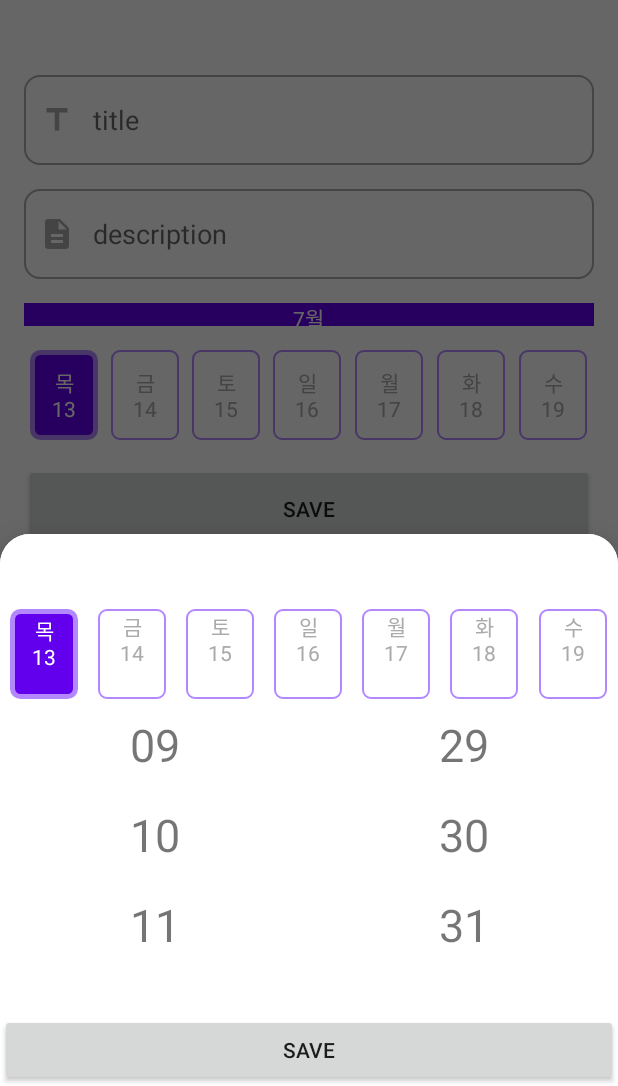
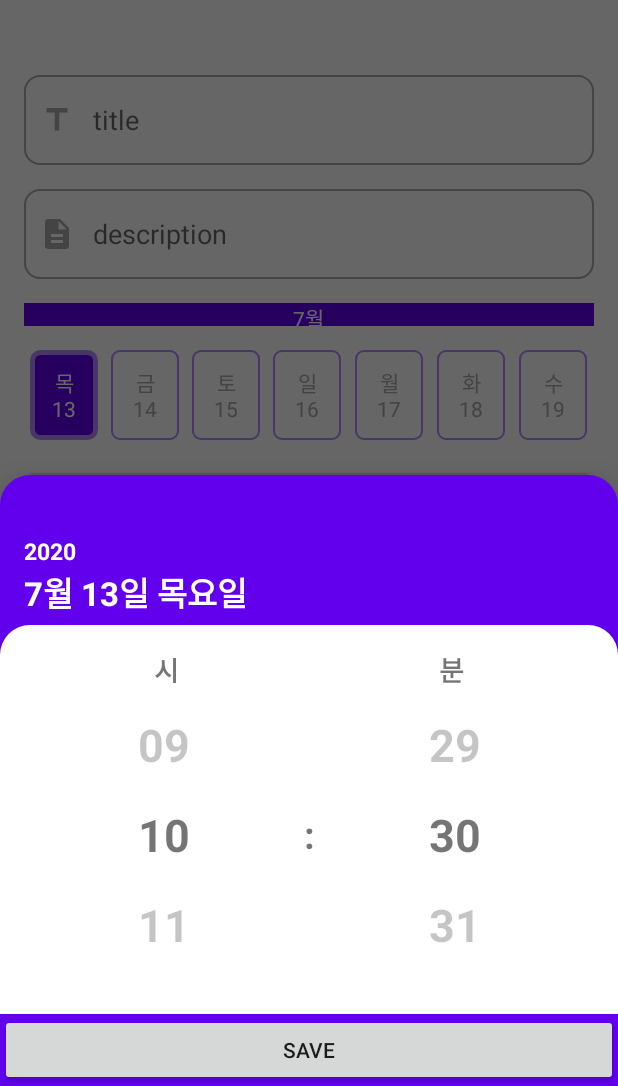
Before and after one commit to cacao1562/SimpleToDo, an Android app: the TodoDetailFragment screen opened through its navigation route, after a tap on "DATE PICKER", on a phone screen of 412 x 824 dp, the part 150-1236 px from its top. Run offline under Robolectric (Android 15) with nearby library versions, the phone set to English and light mode, and no system bars; our stand-ins replace Room's generated code, data binding.

Commit message:
Fix DatePickerDialog

```diff
--- a/app/src/main/java/com/acacia/simpletodo/todo/datedialog/DatePickerDialog.kt
+++ b/app/src/main/java/com/acacia/simpletodo/todo/datedialog/DatePickerDialog.kt
@@ -1,11 +1,15 @@
 package com.acacia.simpletodo.todo.datedialog
 
+import android.content.res.ColorStateList
+import android.graphics.Color
 import android.os.Bundle
 import android.util.Log
 import android.view.LayoutInflater
 import android.view.View
 import android.view.View.OnTouchListener
 import android.view.ViewGroup
+import androidx.appcompat.content.res.AppCompatResources
+import androidx.appcompat.widget.AppCompatTextView
 import androidx.fragment.app.viewModels
 import androidx.lifecycle.Observer
 import androidx.recyclerview.widget.LinearLayoutManager
@@ -19,19 +23,13 @@ import com.google.android.material.bottomsheet.BottomSheetDialogFragment
 import java.util.*
 
 
-class DatePickerDialog(private val cal: Calendar?,
+class DatePickerDialog(private val cal: Calendar,
                        private val callback: OnDateSelectedListener
 ) : BottomSheetDialogFragment() {
 
     interface OnDateSelectedListener {
-        fun onResult(date: DateSelected)
+        fun onResult(cal: Calendar)
     }
-
-    data class DateSelected(
-        val day: String,
-        val hour: String,
-        val min: String
-    )
 
     private val viewModel by viewModels<TodoDateViewModel>()
 
@@ -50,6 +48,9 @@ class DatePickerDialog(private val cal: Calendar?,
                     binding.datePickerRvHour.id -> {
                         Log.d("vvv", "rv hour  = ${lm.findFirstVisibleItemPosition()} ")
                         viewModel.setSelectedHour(lm.findFirstVisibleItemPosition())
+//                        val child = lm.getChildAt(lm.findFirstVisibleItemPosition())
+//                        child?.findViewById<AppCompatTextView>(R.id.dateItem_tv_date)?.setTextColor(
+//                            Color.GREEN)
                     }
                     binding.datePickerRvMin.id -> {
                         Log.d("vvv", "rv min   = ${lm.findFirstVisibleItemPosition()} ")
@@ -105,26 +106,9 @@ class DatePickerDialog(private val cal: Calendar?,
 
         binding.datePickerBtnSave.setOnClickListener {
             dismiss()
-            callback.onResult(
-                DateSelected(
-                    "11",
-                    "13",
-                    "17"
-                )
-            )
+            callback.onResult(viewModel.saveTime())
         }
 
-        binding.datePickerRadioGroup.setOnCheckedChangeListener { group, checkedId ->
-            when(checkedId) {
-                R.id.datePicker_radio_01 -> { viewModel.setSelectedDay(0) }
-                R.id.datePicker_radio_02 -> { viewModel.setSelectedDay(1) }
-                R.id.datePicker_radio_03 -> { viewModel.setSelectedDay(2) }
-                R.id.datePicker_radio_04 -> { viewModel.setSelectedDay(3) }
-                R.id.datePicker_radio_05 -> { viewModel.setSelectedDay(4) }
-                R.id.datePicker_radio_06 -> { viewModel.setSelectedDay(5) }
-                R.id.datePicker_radio_07 -> { viewModel.setSelectedDay(6) }
-            }
-        }
 
         viewModel.selectedHour.observe(viewLifecycleOwner, Observer {
             val pos = viewModel.getHour()
--- a/app/src/main/java/com/acacia/simpletodo/todo/detail/TodoDetailFragment.kt
+++ b/app/src/main/java/com/acacia/simpletodo/todo/detail/TodoDetailFragment.kt
@@ -1,5 +1,6 @@
 package com.acacia.simpletodo.todo.detail
 
+import android.icu.util.Calendar
 import android.os.Bundle
 import android.util.Log
 import android.view.LayoutInflater
@@ -15,6 +16,7 @@ import com.acacia.simpletodo.R
 import com.acacia.simpletodo.TodoApplication
 import com.acacia.simpletodo.databinding.FragmentTodoDetailBinding
 import com.acacia.simpletodo.di.TodoComponent
+import com.acacia.simpletodo.utils.getCalendarList
 import com.acacia.simpletodo.viewmodel.TodoDetailViewModel
 import javax.inject.Inject
 
@@ -57,7 +59,7 @@ class TodoDetailFragment : Fragment(),
 
         binding.todoDetailBtnDatePicker.setOnClickListener {
             val dialog = DatePickerDialog(
-                null,
+                getCalendarList()[viewModel.selectedDay.value!!],
                 this
             )
             dialog.show(activity?.supportFragmentManager!!, dialog.tag)
@@ -77,7 +79,7 @@ class TodoDetailFragment : Fragment(),
 
     }
 
-    override fun onResult(date: DatePickerDialog.DateSelected) {
-        Log.d("ung", date.toString())
+    override fun onResult(cal: java.util.Calendar) {
+        Log.d("ddd", "onResult = $cal")
     }
 }
--- a/app/src/main/java/com/acacia/simpletodo/viewmodel/TodoDateViewModel.kt
+++ b/app/src/main/java/com/acacia/simpletodo/viewmodel/TodoDateViewModel.kt
@@ -6,19 +6,19 @@ import androidx.lifecycle.ViewModel
 import com.acacia.simpletodo.utils.getCalendarList
 import com.acacia.simpletodo.utils.getTimeList
 import com.acacia.simpletodo.utils.getDisplayDate
+import com.acacia.simpletodo.utils.getWeek
 import java.util.*
 import kotlin.collections.ArrayList
 
 class TodoDateViewModel : ViewModel() {
 
+    // Hour RecyclerView adapter items
     private val _hourList = MutableLiveData<ArrayList<String>>()
     val hourList: LiveData<ArrayList<String>> = _hourList
 
+    // Minute RecyclerView adapter items
     private val _minList = MutableLiveData<ArrayList<String>>()
     val minList: LiveData<ArrayList<String>> = _minList
-
-    private val _selectedDay = MutableLiveData<Int>(0)
-    val selectedDay: LiveData<Int> = _selectedDay
 
     private val _selectedHour = MutableLiveData<Int>(0)
     val selectedHour: LiveData<Int> = _selectedHour
@@ -26,57 +26,44 @@ class TodoDateViewModel : ViewModel() {
     private val _selectedMin = MutableLiveData<Int>(0)
     val selectedMin: LiveData<Int> = _selectedMin
 
-    /**
-     * 라디오 버튼 체크
-     */
-    val date01 = MutableLiveData<String>()
-    val date02 = MutableLiveData<String>()
-    val date03 = MutableLiveData<String>()
-    val date04 = MutableLiveData<String>()
-    val date05 = MutableLiveData<String>()
-    val date06 = MutableLiveData<String>()
-    val date07 = MutableLiveData<String>()
+    // Date textView
+    val yearText = MutableLiveData<String>()
+    val dateText = MutableLiveData<String>()
 
 
-    fun init(cal: Calendar?) {
+    private var selectedDayIndex = 0
 
-        val list = getCalendarList()
+    lateinit var selectedCal: Calendar
 
-        date01.value = getDisplayDate(list[0])
-        date02.value = getDisplayDate(list[1])
-        date03.value = getDisplayDate(list[2])
-        date04.value = getDisplayDate(list[3])
-        date05.value = getDisplayDate(list[4])
-        date06.value = getDisplayDate(list[5])
-        date07.value = getDisplayDate(list[6])
+    fun saveTime(): Calendar {
+
+        selectedCal.set(Calendar.HOUR_OF_DAY, selectedHour.value!!)
+        selectedCal.set(Calendar.MINUTE, selectedMin.value!!)
+        return selectedCal
+    }
+
+    fun init(cal: Calendar) {
+
+        selectedCal = cal
 
         _hourList.value = getTimeList(24)
         _minList.value = getTimeList(60)
 
-        cal?.let {
-            for ((index, date) in list.withIndex()) {
-                if (date.get(Calendar.DATE) == cal.get(Calendar.DATE)) {
-                    _selectedDay.value = index
-                }
+        val year = cal.get(Calendar.YEAR)
+        val month = cal.get(Calendar.MONTH)
+        val day = cal.get(Calendar.DATE)
+        val week = cal.get(Calendar.DAY_OF_WEEK)
+
+        yearText.value = "${year}"
+        dateText.value = "${month}월 ${day}일 ${getWeek(week)}요일"
+
+        val list = getCalendarList()
+        for ((index, date) in list.withIndex()) {
+            if (date.get(Calendar.DATE) == cal.get(Calendar.DATE)) {
+                selectedDayIndex = index
             }
-
         }
 
-    }
-
-    fun setSelectedDay(index: Int) {
-        /**
-         * 오늘이 아닌 다른 날짜에서 현재 시간보다 낮게 설정하고 오늘 날짜 탭 했을때
-         * 지금 시간으로 스크롤되게 설정
-         */
-        if (index == 0) {
-            val now = Calendar.getInstance()
-            val hour = now.get(Calendar.HOUR_OF_DAY)
-            val min = now.get(Calendar.MINUTE)
-            _selectedHour.value = hour
-            _selectedMin.value = min
-        }
-        _selectedDay.value = index
     }
 
     /**
@@ -101,29 +88,57 @@ class TodoDateViewModel : ViewModel() {
      * 오늘 날짜가 선택되었을때 현재 시간보다 전 시간을 설정할 수 없도록 변경
      */
     fun getHour(): Int {
-        return if (_selectedDay.value == 0) {
+        return if (selectedDayIndex == 0) {
             val now = Calendar.getInstance()
             val hour = now.get(Calendar.HOUR_OF_DAY)
-            if (selectedHour.value!! < hour) {
-                hour + 2
-            }else {
-                _selectedHour.value!!
+            val min = now.get(Calendar.MINUTE)
+
+            when {
+                selectedHour.value!! < hour -> {
+                    hour + 2
+                }
+                (selectedHour.value!! == hour && selectedMin.value!! < min) -> {
+                    _selectedMin.value = min
+                    _selectedHour.value!!
+                }
+                else -> {
+                    _selectedHour.value!!
+                }
             }
-        }else {
+        } else {
             _selectedHour.value!!
         }
     }
 
+    fun getLimitTime(type: Int): Int {
+        when(type) {
+            0 -> {
+            }
+            1 -> {
+            }
+        }
+        return 0
+    }
+
     fun getMin(): Int {
-        return if (_selectedDay.value == 0) {
+        return if (selectedDayIndex == 0) {
+
             val now = Calendar.getInstance()
+            val hour = now.get(Calendar.HOUR_OF_DAY)
             val min = now.get(Calendar.MINUTE)
-            if (selectedMin.value!! < min) {
+
+            if (selectedHour.value!! <= hour && selectedMin.value!! < min) {
                 min + 2
+//                if (selectedMin.value!! < min) {
+//                    min + 2
+//                } else {
+//                    selectedMin.value!!
+//                }
             }else {
                 selectedMin.value!!
             }
-        }else {
+
+        } else {
             selectedMin.value!!
         }
     }
--- a/app/src/main/java/com/acacia/simpletodo/viewmodel/TodoDetailViewModel.kt
+++ b/app/src/main/java/com/acacia/simpletodo/viewmodel/TodoDetailViewModel.kt
@@ -31,9 +31,11 @@ class TodoDetailViewModel @Inject constructor(private val todoRepository: TodoRe
     private val _selectedDay = MutableLiveData<Int>(0)
     val selectedDay: LiveData<Int> = _selectedDay
 
+    // Month bar view layout_weight
     val month01 = MutableLiveData<Float>(0f)
     val month02 = MutableLiveData<Float>(0f)
 
+    // Month bar view textView text
     val monthTitle01 = MutableLiveData<String>()
     val monthTitle02 = MutableLiveData<String>()
 
--- a/app/src/main/res/layout/date_item.xml
+++ b/app/src/main/res/layout/date_item.xml
@@ -22,8 +22,9 @@
             android:id="@+id/dateItem_tv_date"
             android:layout_width="wrap_content"
             android:layout_height="wrap_content"
-            android:text="01"
+            android:text="00"
             android:textSize="30dp"
+            android:textStyle="bold"
             android:textAlignment="center"
             app:layout_constraintTop_toTopOf="parent"
             app:layout_constraintStart_toStartOf="parent"
--- a/app/src/main/res/layout/dialog_date_picker.xml
+++ b/app/src/main/res/layout/dialog_date_picker.xml
@@ -16,8 +16,7 @@
 
     <androidx.coordinatorlayout.widget.CoordinatorLayout
         android:layout_width="match_parent"
-        android:layout_height="wrap_content"
-        android:background="@drawable/bg_dialog_border">
+        android:layout_height="wrap_content">
 
 
         <LinearLayout
@@ -25,128 +24,66 @@
             android:layout_height="wrap_content"
             android:orientation="vertical">
 
-            <HorizontalScrollView
+            <androidx.appcompat.widget.AppCompatTextView
+                android:layout_width="wrap_content"
+                android:layout_height="wrap_content"
+                android:text="@{viewmodel.yearText}"
+                android:textSize="15dp"
+                android:textStyle="bold"
+                android:textColor="@android:color/white"
+                android:layout_marginTop="40dp"
+                android:layout_marginStart="@dimen/default_margin" />
+
+            <androidx.appcompat.widget.AppCompatTextView
+                android:layout_width="wrap_content"
+                android:layout_height="wrap_content"
+                android:text="@{viewmodel.dateText}"
+                android:textSize="22dp"
+                android:textStyle="bold"
+                android:textColor="@android:color/white"
+                android:layout_marginStart="@dimen/default_margin" />
+
+            <LinearLayout
                 android:layout_width="match_parent"
-                android:layout_height="60dp"
-                android:fillViewport="true"
-                android:layout_marginTop="50dp">
+                android:layout_height="wrap_content"
+                android:orientation="horizontal"
+                android:background="@drawable/bg_dialog_border"
+                android:layout_marginTop="5dp"
+                android:paddingStart="@dimen/default_margin"
+                android:paddingEnd="@dimen/default_margin"
+                android:paddingTop="16dp"
+                android:paddingBottom="6dp">
 
-                <RadioGroup
-                    android:id="@+id/datePicker_radioGroup"
-                    android:layout_width="match_parent"
-                    android:layout_height="match_parent"
-                    android:orientation="horizontal"
-                    app:layout_constraintEnd_toEndOf="parent"
-                    app:layout_constraintStart_toStartOf="parent"
-                    app:layout_constraintTop_toTopOf="parent">
+                <androidx.appcompat.widget.AppCompatTextView
+                    android:layout_width="wrap_content"
+                    android:layout_height="wrap_content"
+                    android:text="시"
+                    android:textSize="18dp"
+                    android:textStyle="bold"
+                    android:textAlignment="center"
+                    android:layout_weight="1"/>
+                <androidx.appcompat.widget.AppCompatTextView
+                    android:layout_width="wrap_content"
+                    android:layout_height="wrap_content"
+                    android:text="분"
+                    android:textSize="18dp"
+                    android:textStyle="bold"
+                    android:textAlignment="center"
+                    android:layout_weight="1"/>
+            </LinearLayout>
 
-                    <RadioButton
-                        android:id="@+id/datePicker_radio_01"
-                        android:layout_width="wrap_content"
-                        android:layout_height="match_parent"
-                        android:layout_weight="1"
-                        android:button="@null"
-                        android:checked="@{viewmodel.selectedDay == 0}"
-                        android:text="@{viewmodel.date01}"
-                        android:textColor="@drawable/date_radio_selector"
-                        android:textAlignment="center"
-                        android:drawablePadding="-45dp"
-                        android:drawableBottom="@drawable/date_radio_selector"/>
-
-                    <RadioButton
-                        android:id="@+id/datePicker_radio_02"
-                        android:layout_width="wrap_content"
-                        android:layout_height="match_parent"
-                        android:layout_weight="1"
-                        android:button="@null"
-                        android:checked="@{viewmodel.selectedDay == 1}"
-                        android:text="@{viewmodel.date02}"
-                        android:textColor="@drawable/date_radio_selector"
-                        android:textAlignment="center"
-                        android:drawablePadding="-40dp"
-                        android:drawableBottom="@drawable/date_radio_selector"/>
-
-                    <RadioButton
-                        android:id="@+id/datePicker_radio_03"
-                        android:layout_width="wrap_content"
-                        android:layout_height="match_parent"
-                        android:layout_weight="1"
-                        android:button="@null"
-                        android:checked="@{viewmodel.selectedDay == 2}"
-                        android:text="@{viewmodel.date03}"
-                        android:textColor="@drawable/date_radio_selector"
-                        android:textAlignment="center"
-                        android:drawablePadding="-40dp"
-                        android:drawableBottom="@drawable/date_radio_selector"/>
-
-                    <RadioButton
-                        android:id="@+id/datePicker_radio_04"
-                        android:layout_width="wrap_content"
-                        android:layout_height="match_parent"
-                        android:layout_weight="1"
-                        android:button="@null"
-                        android:checked="@{viewmodel.selectedDay == 3}"
-                        android:text="@{viewmodel.date04}"
-                        android:textColor="@drawable/date_radio_selector"
-                        android:textAlignment="center"
-                        android:drawablePadding="-40dp"
-                        android:drawableBottom="@drawable/date_radio_selector"/>
-
-                    <RadioButton
-                        android:id="@+id/datePicker_radio_05"
-                        android:layout_width="wrap_content"
-                        android:layout_height="match_parent"
-                        android:layout_weight="1"
-                        android:button="@null"
-                        android:checked="@{viewmodel.selectedDay == 4}"
-                        android:text="@{viewmodel.date05}"
-                        android:textColor="@drawable/date_radio_selector"
-                        android:textAlignment="center"
-                        android:drawablePadding="-40dp"
-                        android:drawableBottom="@drawable/date_radio_selector"/>
-
-                    <RadioButton
-                        android:id="@+id/datePicker_radio_06"
-                        android:layout_width="wrap_content"
-                        android:layout_height="match_parent"
-                        android:layout_weight="1"
-                        android:button="@null"
-                        android:checked="@{viewmodel.selectedDay == 5}"
-                        android:text="@{viewmodel.date06}"
-                        android:textColor="@drawable/date_radio_selector"
-                        android:textAlignment="center"
-                        android:drawablePadding="-40dp"
-                        android:drawableBottom="@drawable/date_radio_selector"/>
-
-                    <RadioButton
-                        android:id="@+id/datePicker_radio_07"
-                        android:layout_width="wrap_content"
-                        android:layout_height="match_parent"
-                        android:layout_weight="1"
-                        android:button="@null"
-                        android:checked="@{viewmodel.selectedDay == 6}"
-                        android:text="@{viewmodel.date07}"
-                        android:textColor="@drawable/date_radio_selector"
-                        android:textAlignment="center"
-                        android:drawablePadding="-40dp"
-                        android:drawableBottom="@drawable/date_radio_selector"/>
-                </RadioGroup>
-
-            </HorizontalScrollView>
-
-
-<!--            <androidx.core.widget.NestedScrollView-->
-<!--                android:id="@+id/datePicker_constraintLayout"-->
-<!--                android:layout_width="match_parent"-->
-<!--                android:layout_height="wrap_content">-->
+            <FrameLayout
+                android:layout_width="match_parent"
+                android:layout_height="wrap_content"
+                android:background="@android:color/white"
+                android:paddingBottom="30dp"
+                android:paddingStart="@dimen/default_margin"
+                android:paddingEnd="@dimen/default_margin">
 
                 <LinearLayout
                     android:layout_width="match_parent"
                     android:layout_height="wrap_content"
-                    android:orientation="horizontal"
-                    app:layout_constraintEnd_toEndOf="parent"
-                    app:layout_constraintStart_toStartOf="parent"
-                    app:layout_constraintTop_toBottomOf="@+id/datePicker_radioGroup">
+                    android:orientation="horizontal">
 
                     <androidx.recyclerview.widget.RecyclerView
                         android:id="@+id/datePicker_rv_hour"
@@ -157,6 +94,13 @@
                         app:date="@{viewmodel.hourList}"
                         app:layoutManager="androidx.recyclerview.widget.LinearLayoutManager" />
 
+                    <androidx.appcompat.widget.AppCompatTextView
+                        android:layout_width="wrap_content"
+                        android:layout_height="wrap_content"
+                        android:text=":"
+                        android:textSize="25dp"
+                        android:textStyle="bold"
+                        android:layout_gravity="center"/>
                     <androidx.recyclerview.widget.RecyclerView
                         android:id="@+id/datePicker_rv_min"
                         android:layout_width="match_parent"
@@ -168,14 +112,25 @@
 
                 </LinearLayout>
 
-<!--            </androidx.core.widget.NestedScrollView>-->
+                <View
+                    android:layout_width="match_parent"
+                    android:layout_height="60dp"
+                    android:background="#94FFFFFF"
+                    android:layout_gravity="top"/>
+
+                <View
+                    android:layout_width="match_parent"
+                    android:layout_height="60dp"
+                    android:background="#94FFFFFF"
+                    android:layout_gravity="bottom"/>
+
+            </FrameLayout>
 
 
             <androidx.appcompat.widget.AppCompatButton
                 android:id="@+id/datePicker_btn_save"
                 android:layout_width="match_parent"
                 android:layout_height="wrap_content"
-                android:layout_marginTop="30dp"
                 android:text="save" />
 
         </LinearLayout>
--- a/app/src/main/res/values/styles.xml
+++ b/app/src/main/res/values/styles.xml
@@ -29,5 +29,6 @@
     <style name="AppModalStyle"
         parent="Widget.Design.BottomSheet.Modal">
         <item name="android:background">@drawable/bg_dialog_border</item>
+        <item name="android:backgroundTint">@color/colorPrimary</item>
     </style>
 </resources>
```
